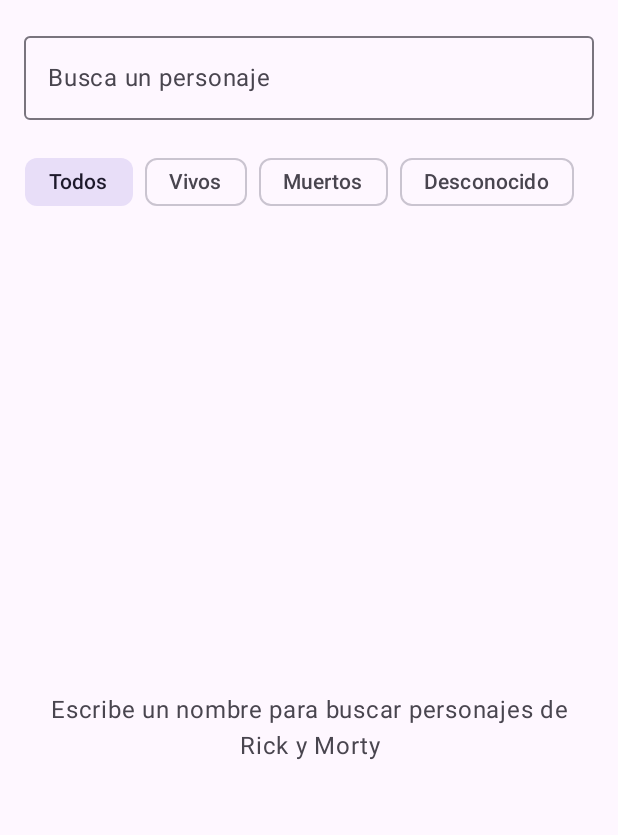
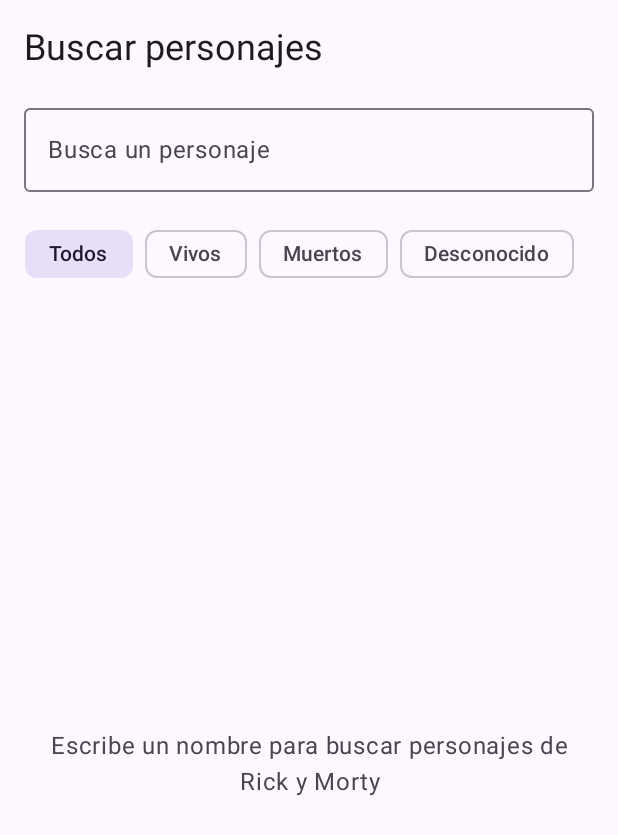
Before and after one commit to jmvines/CharacterFinder, an Android app built with Jetpack Compose: the screen it shows after launch (MainActivity), on a phone screen of 412 x 824 dp. Shown: the top 835 px of the screen. Run offline under Robolectric (Android 15) with nearby library versions, the phone set to English and light mode, and no system bars; our stand-ins replace Navigation 3; pictures from the network do not load.

Commit message:
Encabezado en búsqueda y limpieza de constante y literal
- Título "Buscar personajes" con heading() en la pantalla de búsqueda:
  simetría con el detalle y anclaje para la navegación por encabezados de
  TalkBack. El foco inicial sigue yendo al campo; el título es solo parada
  de encabezado. Cubierto por test.
- Extrae STOP_TIMEOUT_MILLIS (antes 5_000 suelto junto a DEBOUNCE_MILLIS).
- Mueve el formato visible "especie · estado" al recurso species_status_format.

```diff
--- a/app/src/main/kotlin/com/characterfinder/app/ui/search/SearchScreen.kt
+++ b/app/src/main/kotlin/com/characterfinder/app/ui/search/SearchScreen.kt
@@ -54,6 +54,7 @@ import androidx.compose.ui.semantics.Role
 import androidx.compose.ui.semantics.collectionInfo
 import androidx.compose.ui.semantics.collectionItemInfo
 import androidx.compose.ui.semantics.contentDescription
+import androidx.compose.ui.semantics.heading
 import androidx.compose.ui.semantics.liveRegion
 import androidx.compose.ui.semantics.role
 import androidx.compose.ui.semantics.semantics
@@ -105,6 +106,13 @@ fun SearchScreen(
                     searchFieldFocus.requestFocus()
                 }
             }
+            Text(
+                text = stringResource(R.string.search_title),
+                modifier = Modifier
+                    .padding(start = 16.dp, top = 16.dp, end = 16.dp)
+                    .semantics { heading() },
+                style = MaterialTheme.typography.headlineSmall,
+            )
             OutlinedTextField(
                 value = query,
                 onValueChange = viewModel::onQueryChange,
@@ -304,7 +312,7 @@ private fun CharacterRow(
         Column {
             Text(text = character.name, style = MaterialTheme.typography.titleMedium)
             Text(
-                text = "${character.species} · ${character.status}",
+                text = stringResource(R.string.species_status_format, character.species, character.status),
                 style = MaterialTheme.typography.bodyMedium,
                 color = MaterialTheme.colorScheme.onSurfaceVariant,
             )
--- a/app/src/main/kotlin/com/characterfinder/app/ui/search/SearchViewModel.kt
+++ b/app/src/main/kotlin/com/characterfinder/app/ui/search/SearchViewModel.kt
@@ -57,7 +57,7 @@ class SearchViewModel(
                 }.catch { emit(SearchUiState.Error(DomainError.Unexpected)) }
             }
         }
-        .stateIn(viewModelScope, SharingStarted.WhileSubscribed(5_000), SearchUiState.Idle)
+        .stateIn(viewModelScope, SharingStarted.WhileSubscribed(STOP_TIMEOUT_MILLIS), SearchUiState.Idle)
 
     fun onQueryChange(value: String) {
         _query.value = value
@@ -75,5 +75,6 @@ class SearchViewModel(
 
     private companion object {
         const val DEBOUNCE_MILLIS = 300L
+        const val STOP_TIMEOUT_MILLIS = 5_000L
     }
 }
--- a/app/src/main/res/values/strings.xml
+++ b/app/src/main/res/values/strings.xml
@@ -1,6 +1,7 @@
 <?xml version="1.0" encoding="utf-8"?>
 <resources>
     <string name="app_name">Character Finder</string>
+    <string name="search_title">Buscar personajes</string>
     <string name="search_hint">Busca un personaje</string>
     <string name="search_idle">Escribe un nombre para buscar personajes de Rick y Morty</string>
     <string name="search_empty">Sin resultados para esa búsqueda</string>
@@ -24,6 +25,7 @@
     </plurals>
     <!-- Lo que anuncia el lector de pantalla en cada fila de resultados, con cada campo etiquetado. -->
     <string name="character_row_description">Nombre: %1$s. Especie: %2$s. Estado: %3$s.</string>
+    <string name="species_status_format">%1$s · %2$s</string>
     <string name="back">Volver</string>
     <string name="detail_title">Detalle</string>
     <string name="detail_status">Estado</string>
```
Also changed, not shown: 1 other file.
